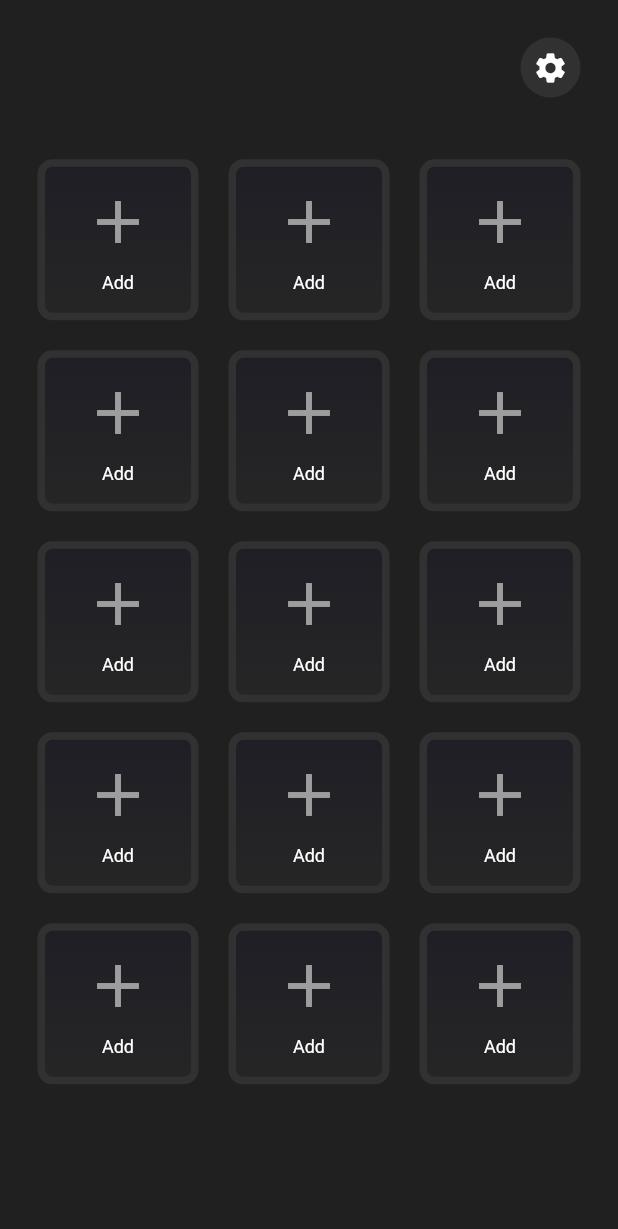
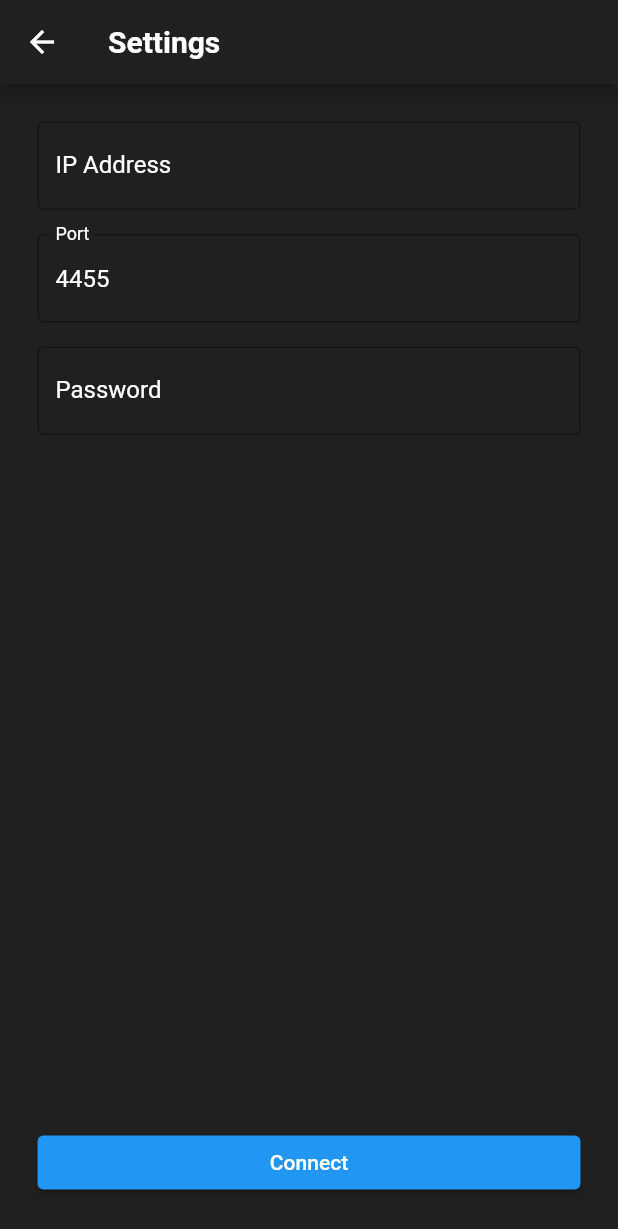
Before and after one commit to julienmatondotezolo/hesdeck, a Flutter app: the screen it shows after launch, after a tap on the "settings" icon, on a phone screen of 412 x 824 dp. Shown: the top 1229 px of the screen. Run offline on Flutter 3.47's test engine with Material 2 defaults, Android fonts, the phone set to English and light mode, and no system bars; our stand-ins replace flutter_colorpicker, shared_preferences; missing offline and left inert: obs_websocket.

Commit message:
Ui Settings screen with business logic

```diff
--- a/lib/screens/home_screen.dart
+++ b/lib/screens/home_screen.dart
@@ -1,5 +1,6 @@
 import 'package:flutter/material.dart';
 import 'package:hessdeck/providers/deck_provider.dart';
+import 'package:hessdeck/screens/settings_screen.dart';
 import 'package:hessdeck/themes/colors.dart';
 import 'package:hessdeck/widgets/deck_grid_widget.dart';
 import 'package:provider/provider.dart';
@@ -13,8 +14,6 @@ class HomeScreen extends StatelessWidget {
 
     // Get the screen height using MediaQuery
     final screenHeight = MediaQuery.of(context).size.height;
-
-    print('[PROVIDER DECKS SAVED]: ${deckProvider.decks.length}');
 
     return Scaffold(
       body: SafeArea(
@@ -37,7 +36,12 @@ class HomeScreen extends StatelessWidget {
                       size: 24.0,
                     ),
                     onPressed: () {
-                      // Add your settings button functionality here
+                      Navigator.push(
+                        context,
+                        MaterialPageRoute(
+                          builder: (context) => SettingsScreen(),
+                        ),
+                      );
                     },
                   ),
                 ),
--- /dev/null
+++ b/lib/screens/settings_screen.dart
@@ -0,0 +1,149 @@
+import 'package:flutter/material.dart';
+import 'package:hessdeck/providers/connection_provider.dart';
+import 'package:hessdeck/themes/colors.dart';
+import 'package:hessdeck/utils/connections.dart';
+import 'package:obs_websocket/obs_websocket.dart';
+import 'package:provider/provider.dart';
+
+class SettingsScreen extends StatefulWidget {
+  const SettingsScreen({Key? key}) : super(key: key);
+
+  @override
+  _SettingsScreenState createState() => _SettingsScreenState();
+}
+
+class _SettingsScreenState extends State<SettingsScreen> {
+  final TextEditingController _ipAddressController = TextEditingController();
+  final TextEditingController _portController = TextEditingController();
+  final TextEditingController _passwordController = TextEditingController();
+  final _formKey = GlobalKey<FormState>();
+
+  @override
+  void didChangeDependencies() {
+    super.didChangeDependencies();
+    // Load previously saved connection settings from SharedPreferences
+    _loadConnectionSettings();
+  }
+
+// Load previously saved connection settings from ConnectionProvider
+  void _loadConnectionSettings() {
+    ConnectionProvider connectionProvider =
+        Provider.of<ConnectionProvider>(context);
+
+    setState(() {
+      _ipAddressController.text = connectionProvider.ipAddress ?? '';
+      _portController.text = connectionProvider.port ?? '4455';
+      _passwordController.text = connectionProvider.password ?? '';
+    });
+  }
+
+  @override
+  Widget build(BuildContext context) {
+    // Use Consumer to listen for changes in ConnectionProvider
+    return Consumer<ConnectionProvider>(
+        builder: (context, connectionProvider, _) {
+      ObsWebSocket? obsWebSocket = connectionProvider.obsWebSocket;
+      print('[STATUS]: $obsWebSocket');
+      return Scaffold(
+        appBar: AppBar(
+          title: const Text('Settings'),
+        ),
+        body: SafeArea(
+          child: Container(
+            padding: const EdgeInsets.all(25.0),
+            child: Form(
+              key: _formKey,
+              child: Column(
+                crossAxisAlignment: CrossAxisAlignment.stretch,
+                children: [
+                  TextFormField(
+                    controller: _ipAddressController,
+                    keyboardType: TextInputType.text,
+                    style: const TextStyle(color: Colors.white),
+                    decoration: const InputDecoration(
+                      labelText: 'IP Address',
+                      labelStyle: TextStyle(color: Colors.white),
+                      border: OutlineInputBorder(
+                        borderSide: BorderSide(
+                          color: AppColors.darkGrey,
+                          width: 10.0,
+                        ),
+                      ),
+                    ),
+                    validator: (value) {
+                      if (value == null || value.isEmpty) {
+                        return 'Please enter the IP Address';
+                      }
+                      return null;
+                    },
+                  ),
+                  const SizedBox(height: 16),
+                  TextFormField(
+                    controller: _portController,
+                    keyboardType: TextInputType.number,
+                    style: const TextStyle(color: Colors.white),
+                    decoration: const InputDecoration(
+                      labelText: 'Port',
+                      labelStyle: TextStyle(color: Colors.white),
+                      border: OutlineInputBorder(),
+                    ),
+                    validator: (value) {
+                      if (value == null || value.isEmpty) {
+                        return 'Please enter the Port';
+                      }
+                      return null;
+                    },
+                  ),
+                  const SizedBox(height: 16),
+                  TextFormField(
+                    controller: _passwordController,
+                    obscureText: true,
+                    style: const TextStyle(color: Colors.white),
+                    decoration: const InputDecoration(
+                      labelText: 'Password',
+                      labelStyle: TextStyle(color: Colors.white),
+                      border: OutlineInputBorder(),
+                    ),
+                    validator: (value) {
+                      if (value == null || value.isEmpty) {
+                        return 'Please enter the Password';
+                      }
+                      return null;
+                    },
+                  ),
+                  const Spacer(),
+                  obsWebSocket != null
+                      ? ElevatedButton(
+                          onPressed: () => Connections.disconnectOBS(context),
+                          style: ElevatedButton.styleFrom(
+                              backgroundColor: Colors.red),
+                          child: const Text(
+                            'Disconnect',
+                            style: TextStyle(
+                              color: Colors.white,
+                            ),
+                          ),
+                        )
+                      : ElevatedButton(
+                          onPressed: () => Connections.connectToOBS(
+                              context,
+                              _formKey,
+                              _ipAddressController,
+                              _portController,
+                              _passwordController),
+                          child: const Text(
+                            'Connect',
+                            style: TextStyle(
+                              color: Colors.white,
+                            ),
+                          ),
+                        ),
+                ],
+              ),
+            ),
+          ),
+        ),
+      );
+    });
+  }
+}
```
